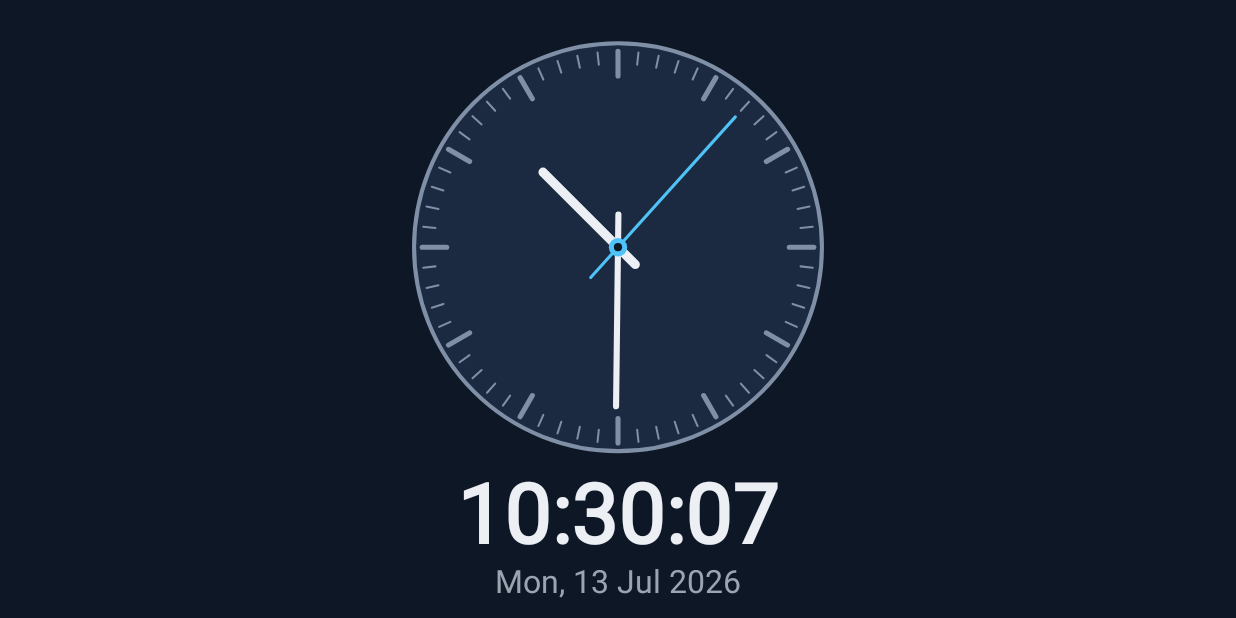
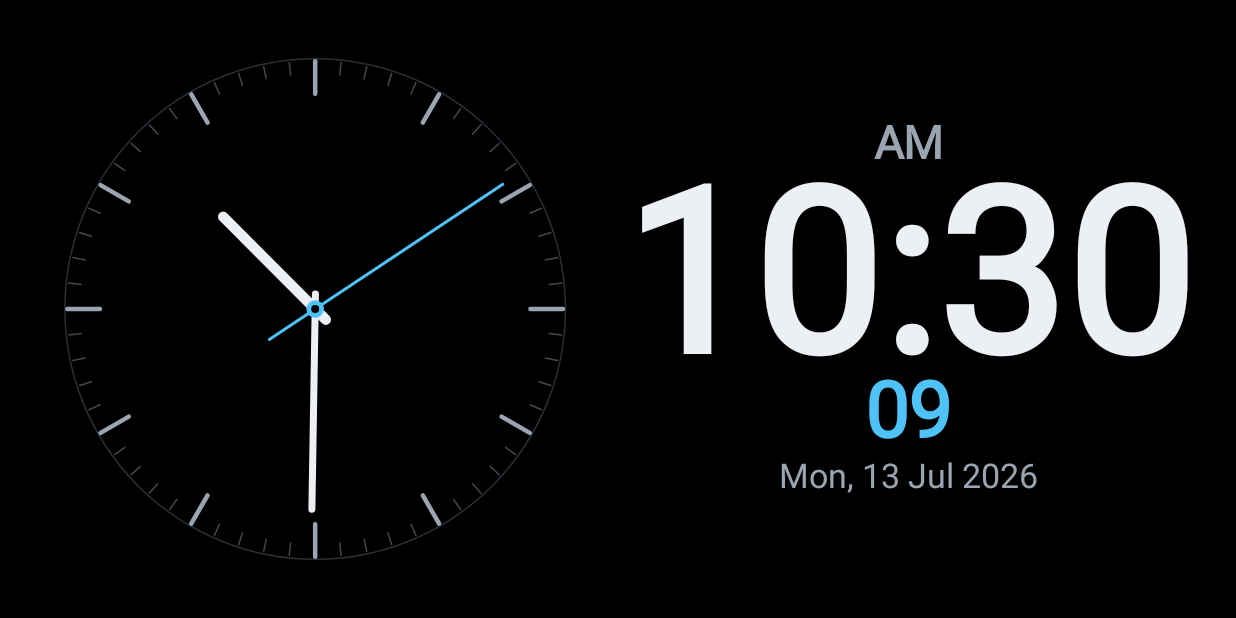
Before and after one commit to BeFeast/tx10-clock, an Android app: the screen it shows after launch (MainActivity), on a phone screen of 824 x 412 dp (held sideways). Run offline under Robolectric (Android 15) with nearby library versions, the light colour scheme and no system bars.

Commit message:
feat: implement accepted analog + digital clock renderer
Replace the placeholder centered face with the accepted geometry: an
elegant minimal analog face on the left and a maximally large digital
time on the right, over pure black.

- ClockRenderer: left analog / right digital layout; minimal face
  (thin ring, hour + faint minute ticks, no filled disk); digital
  block sized to the right band with small AM/PM, a smaller accent
  seconds line, and the compact English date. Second-hand angle uses
  sub-second nanos for a continuous sweep.
- ClockConfig: default to pure black background and 12-hour readout.
- ClockFormat: split the digital time into part accessors
  (hoursMinutes 12/24h, amPm, seconds, date).
- ClockView: drive redraws from Choreographer per frame so the second
  hand sweeps smoothly instead of ticking.
- Tests: cover 12/24-hour boundaries, AM/PM, seconds, date, and the
  Asia/Jerusalem standard/daylight + DST transitions; update the render
  structural checks for the new layout; regenerate the 1280x720 golden.

Refs #3

Maestro-Backend: claude anthropic opus[1m] xhigh (0-end)

```diff
--- a/app/src/main/java/com/befeast/tx10clock/ClockConfig.java
+++ b/app/src/main/java/com/befeast/tx10clock/ClockConfig.java
@@ -61,17 +61,17 @@ public final class ClockConfig {
                 .showSeconds(showSeconds);
     }
 
-    /** Fluent builder; every field defaults to the dark theme. */
+    /** Fluent builder; every field defaults to the elegant pure-black theme. */
     public static final class Builder {
-        private int backgroundColor = 0xFF0E1726; // deep navy
-        private int faceColor = 0xFF1B2A41;       // slate
-        private int tickColor = 0xFF7F8FA6;        // muted steel
+        private int backgroundColor = 0xFF000000; // pure black
+        private int faceColor = 0xFF2A2F37;       // faint steel ring over black
+        private int tickColor = 0xFF9AA5B1;        // muted steel ticks
         private int hourHandColor = 0xFFECEFF4;    // near-white
         private int minuteHandColor = 0xFFECEFF4;  // near-white
         private int secondHandColor = 0xFF4FC3F7;  // cyan accent
         private int digitalColor = 0xFFECEFF4;     // near-white
         private int dateColor = 0xFF9AA5B1;        // soft grey
-        private boolean use24Hour = true;
+        private boolean use24Hour = false;         // 12-hour with small AM/PM
         private boolean showSeconds = true;
 
         public Builder backgroundColor(int v) { this.backgroundColor = v; return this; }
--- a/app/src/main/java/com/befeast/tx10clock/ClockFormat.java
+++ b/app/src/main/java/com/befeast/tx10clock/ClockFormat.java
@@ -8,32 +8,48 @@ import java.util.Locale;
  * Pure text formatting for the digital readout. Extracted from the renderer so
  * the exact strings can be asserted in fast JVM unit tests (the "format" static
  * check) without touching Android graphics.
+ *
+ * <p>The accepted layout splits the digital time into independent pieces so the
+ * renderer can size and colour them separately: a maximally large
+ * {@code hours:minutes} block, a small AM/PM marker, a smaller seconds line, and
+ * an English compact date. Each piece is a pure function of a
+ * {@link ZonedDateTime} (plus the 12/24-hour flag for the main block), which is
+ * what keeps the golden harness deterministic.
  */
 public final class ClockFormat {
 
-    private static final DateTimeFormatter TIME_24H =
-            DateTimeFormatter.ofPattern("HH:mm:ss", Locale.US);
-    private static final DateTimeFormatter TIME_24H_NO_SECONDS =
+    private static final DateTimeFormatter HM_24H =
             DateTimeFormatter.ofPattern("HH:mm", Locale.US);
-    private static final DateTimeFormatter TIME_12H =
-            DateTimeFormatter.ofPattern("hh:mm:ss a", Locale.US);
-    private static final DateTimeFormatter TIME_12H_NO_SECONDS =
-            DateTimeFormatter.ofPattern("hh:mm a", Locale.US);
+    private static final DateTimeFormatter HM_12H =
+            DateTimeFormatter.ofPattern("h:mm", Locale.US);
+    private static final DateTimeFormatter AM_PM =
+            DateTimeFormatter.ofPattern("a", Locale.US);
+    private static final DateTimeFormatter SECONDS =
+            DateTimeFormatter.ofPattern("ss", Locale.US);
     private static final DateTimeFormatter DATE =
             DateTimeFormatter.ofPattern("EEE, d MMM yyyy", Locale.US);
 
     private ClockFormat() {
     }
 
-    /** The digital time string honouring {@code use24Hour}/{@code showSeconds}. */
-    public static String time(ZonedDateTime now, ClockConfig config) {
-        DateTimeFormatter fmt;
-        if (config.use24Hour) {
-            fmt = config.showSeconds ? TIME_24H : TIME_24H_NO_SECONDS;
-        } else {
-            fmt = config.showSeconds ? TIME_12H : TIME_12H_NO_SECONDS;
-        }
-        return now.format(fmt);
+    /**
+     * The large {@code hours:minutes} block. In 12-hour mode the hour has no
+     * leading zero (e.g. {@code "9:07"}, {@code "12:00"}); in 24-hour mode it is
+     * zero-padded (e.g. {@code "00:00"}, {@code "23:59"}). Seconds are never part
+     * of this block &mdash; they live in {@link #seconds(ZonedDateTime)}.
+     */
+    public static String hoursMinutes(ZonedDateTime now, boolean use24Hour) {
+        return now.format(use24Hour ? HM_24H : HM_12H);
+    }
+
+    /** The AM/PM marker for the 12-hour readout, e.g. {@code "AM"} / {@code "PM"}. */
+    public static String amPm(ZonedDateTime now) {
+        return now.format(AM_PM);
+    }
+
+    /** The two-digit seconds shown in the smaller second line, e.g. {@code "05"}. */
+    public static String seconds(ZonedDateTime now) {
+        return now.format(SECONDS);
     }
 
     /** The date line, e.g. {@code "Mon, 13 Jul 2026"}. */
--- a/app/src/main/java/com/befeast/tx10clock/ClockRenderer.java
+++ b/app/src/main/java/com/befeast/tx10clock/ClockRenderer.java
@@ -2,26 +2,37 @@ package com.befeast.tx10clock;
 
 import android.graphics.Canvas;
 import android.graphics.Paint;
+import android.graphics.Rect;
 import android.graphics.Typeface;
 
 import java.time.ZonedDateTime;
+import java.util.ArrayList;
+import java.util.List;
 
 /**
- * Draws the analog + digital clock onto a {@link Canvas}.
+ * Draws the accepted analog + digital clock onto a {@link Canvas}.
  *
- * <p>This class is the production renderer. It is a pure function of
- * ({@link ClockConfig}, size, {@link ZonedDateTime}) &rarr; pixels, holding no
- * mutable frame state beyond reusable {@link Paint} objects. That purity is
- * what lets the golden harness draw it offscreen into a fixed-size
- * {@code ARGB_8888} bitmap and diff the result deterministically.
+ * <p>The layout is the operator-accepted geometry: an elegant, minimal analog
+ * face on the left and a maximally large digital time on the right, all over
+ * pure black. The analog second hand sweeps continuously (its angle uses the
+ * sub-second nanos), while the digital seconds stay visible in a smaller second
+ * line under the large {@code hours:minutes}. The default readout is 12-hour
+ * with a small AM/PM marker and an English compact date.
+ *
+ * <p>This class is a pure function of ({@link ClockConfig}, size,
+ * {@link ZonedDateTime}) &rarr; pixels, holding no mutable frame state beyond
+ * reusable {@link Paint} objects. That purity is what lets the golden harness
+ * draw it offscreen into a fixed-size {@code ARGB_8888} bitmap and diff the
+ * result deterministically.
  */
 public final class ClockRenderer {
 
     private final ClockConfig config;
 
+    private final Paint stroke = new Paint(Paint.ANTI_ALIAS_FLAG);
     private final Paint fill = new Paint(Paint.ANTI_ALIAS_FLAG);
-    private final Paint stroke = new Paint(Paint.ANTI_ALIAS_FLAG);
     private final Paint text = new Paint(Paint.ANTI_ALIAS_FLAG);
+    private final Rect textBounds = new Rect();
 
     public ClockRenderer(ClockConfig config) {
         this.config = config;
@@ -42,34 +53,35 @@ public final class ClockRenderer {
     public void render(Canvas canvas, int width, int height, ZonedDateTime now) {
         canvas.drawColor(config.backgroundColor);
 
-        final float faceRadius = Math.min(width, height) * 0.33f;
-        final float cx = width * 0.5f;
-        final float cy = height * 0.40f;
+        // Analog face: centred in the left band, sized to fill it with margin.
+        final float cx = width * 0.255f;
+        final float cy = height * 0.5f;
+        final float faceRadius = Math.min(width * 0.22f, height * 0.405f);
 
-        drawFace(canvas, cx, cy, faceRadius);
+        drawRing(canvas, cx, cy, faceRadius);
         drawTicks(canvas, cx, cy, faceRadius);
         drawHands(canvas, cx, cy, faceRadius, now);
         drawHub(canvas, cx, cy, faceRadius);
+
+        // Digital readout fills the right band.
         drawDigital(canvas, width, height, now);
     }
 
-    private void drawFace(Canvas canvas, float cx, float cy, float r) {
-        fill.setColor(config.faceColor);
-        fill.setStyle(Paint.Style.FILL);
-        canvas.drawCircle(cx, cy, r, fill);
-
-        stroke.setColor(config.tickColor);
-        stroke.setStrokeWidth(r * 0.02f);
+    /** A barely-there ring gives the minimal face structure without a heavy disk. */
+    private void drawRing(Canvas canvas, float cx, float cy, float r) {
+        stroke.setColor(config.faceColor);
+        stroke.setStrokeWidth(r * 0.006f);
         canvas.drawCircle(cx, cy, r, stroke);
     }
 
     private void drawTicks(Canvas canvas, float cx, float cy, float r) {
-        stroke.setColor(config.tickColor);
+        final float outer = r * 0.99f;
         for (int i = 0; i < 60; i++) {
             final boolean hour = (i % 5) == 0;
-            final float inner = hour ? r * 0.84f : r * 0.90f;
-            final float outer = r * 0.96f;
-            stroke.setStrokeWidth(hour ? r * 0.025f : r * 0.010f);
+            stroke.setColor(config.tickColor);
+            stroke.setAlpha(hour ? 0xFF : 0x70);
+            stroke.setStrokeWidth(hour ? r * 0.018f : r * 0.006f);
+            final float inner = hour ? r * 0.86f : r * 0.94f;
 
             final double a = Math.toRadians(i * 6.0);
             final float sin = (float) Math.sin(a);
@@ -79,29 +91,31 @@ public final class ClockRenderer {
                     cx + sin * outer, cy - cos * outer,
                     stroke);
         }
+        stroke.setAlpha(0xFF);
     }
 
     private void drawHands(Canvas canvas, float cx, float cy, float r, ZonedDateTime now) {
         final int hour = now.getHour() % 12;
         final int minute = now.getMinute();
-        final int second = now.getSecond();
+        // Continuous seconds (integer + nanos) give the second hand a smooth sweep.
+        final double second = now.getSecond() + now.getNano() / 1_000_000_000.0;
 
-        final double hourAngle = Math.toRadians((hour + minute / 60.0) * 30.0);
+        final double hourAngle = Math.toRadians((hour + minute / 60.0 + second / 3600.0) * 30.0);
         final double minuteAngle = Math.toRadians((minute + second / 60.0) * 6.0);
         final double secondAngle = Math.toRadians(second * 6.0);
 
         stroke.setColor(config.hourHandColor);
-        stroke.setStrokeWidth(r * 0.045f);
-        drawHand(canvas, cx, cy, hourAngle, r * 0.52f, r * 0.12f);
+        stroke.setStrokeWidth(r * 0.042f);
+        drawHand(canvas, cx, cy, hourAngle, r * 0.52f, r * 0.06f);
 
         stroke.setColor(config.minuteHandColor);
-        stroke.setStrokeWidth(r * 0.030f);
-        drawHand(canvas, cx, cy, minuteAngle, r * 0.78f, r * 0.16f);
+        stroke.setStrokeWidth(r * 0.028f);
+        drawHand(canvas, cx, cy, minuteAngle, r * 0.80f, r * 0.06f);
 
         if (config.showSeconds) {
             stroke.setColor(config.secondHandColor);
-            stroke.setStrokeWidth(r * 0.015f);
-            drawHand(canvas, cx, cy, secondAngle, r * 0.86f, r * 0.20f);
+            stroke.setStrokeWidth(r * 0.012f);
+            drawHand(canvas, cx, cy, secondAngle, r * 0.90f, r * 0.22f);
         }
     }
 
@@ -119,24 +133,90 @@ public final class ClockRenderer {
     private void drawHub(Canvas canvas, float cx, float cy, float r) {
         fill.setStyle(Paint.Style.FILL);
         fill.setColor(config.secondHandColor);
-        canvas.drawCircle(cx, cy, r * 0.045f, fill);
+        canvas.drawCircle(cx, cy, r * 0.035f, fill);
         fill.setColor(config.backgroundColor);
-        canvas.drawCircle(cx, cy, r * 0.020f, fill);
+        canvas.drawCircle(cx, cy, r * 0.016f, fill);
     }
 
+    /**
+     * The right-hand digital block: a maximally large {@code hours:minutes}
+     * sized to the right band, with a small AM/PM marker above (12-hour only),
+     * the seconds in a smaller line below, and the compact date beneath that.
+     * The whole stack is centred vertically in the frame.
+     */
     private void drawDigital(Canvas canvas, int width, int height, ZonedDateTime now) {
-        final float timeSize = height * 0.135f;
-        final float dateSize = height * 0.052f;
-        final float cx = width * 0.5f;
+        final float panelCx = width * 0.735f;
+        final float availWidth = width * 0.46f;
 
-        text.setColor(config.digitalColor);
-        text.setTextSize(timeSize);
+        // Fit the large time to the available width using the widest reference
+        // ("00:00") so the block never resizes as the digits change.
         text.setFakeBoldText(true);
-        canvas.drawText(ClockFormat.time(now, config), cx, height * 0.88f, text);
+        text.setTextSize(100f);
+        final float refWidth = text.measureText("00:00");
+        final float timeSize = 100f * availWidth / refWidth;
 
-        text.setColor(config.dateColor);
-        text.setTextSize(dateSize);
-        text.setFakeBoldText(false);
-        canvas.drawText(ClockFormat.date(now), cx, height * 0.96f, text);
+        final List<Line> lines = new ArrayList<>(4);
+        if (!config.use24Hour) {
+            lines.add(new Line(ClockFormat.amPm(now), timeSize * 0.20f,
+                    config.dateColor, true));
+        }
+        lines.add(new Line(ClockFormat.hoursMinutes(now, config.use24Hour), timeSize,
+                config.digitalColor, true));
+        if (config.showSeconds) {
+            lines.add(new Line(ClockFormat.seconds(now), timeSize * 0.34f,
+                    config.secondHandColor, true));
+        }
+        lines.add(new Line(ClockFormat.date(now), timeSize * 0.15f,
+                config.dateColor, false));
+
+        drawCenteredStack(canvas, panelCx, height * 0.5f, lines, timeSize * 0.10f);
+    }
+
+    /** Vertically stacks {@code lines}, centred as a block on {@code centerY}. */
+    private void drawCenteredStack(Canvas canvas, float cx, float centerY,
+                                   List<Line> lines, float gap) {
+        float total = 0f;
+        final float[] heights = new float[lines.size()];
+        for (int i = 0; i < lines.size(); i++) {
+            applyLinePaint(lines.get(i));
+            final Line line = lines.get(i);
+            text.getTextBounds(line.text, 0, line.text.length(), textBounds);
+            heights[i] = textBounds.height();
+            total += heights[i];
+            if (i > 0) {
+                total += gap;
+            }
+        }
+
+        float top = centerY - total / 2f;
+        for (int i = 0; i < lines.size(); i++) {
+            final Line line = lines.get(i);
+            applyLinePaint(line);
+            text.getTextBounds(line.text, 0, line.text.length(), textBounds);
+            // textBounds.top is negative (extent above the baseline).
+            canvas.drawText(line.text, cx, top - textBounds.top, text);
+            top += heights[i] + gap;
+        }
+    }
+
+    private void applyLinePaint(Line line) {
+        text.setColor(line.color);
+        text.setTextSize(line.size);
+        text.setFakeBoldText(line.bold);
+    }
+
+    /** One line of the digital stack. */
+    private static final class Line {
+        final String text;
+        final float size;
+        final int color;
+        final boolean bold;
+
+        Line(String text, float size, int color, boolean bold) {
+            this.text = text;
+            this.size = size;
+            this.color = color;
+            this.bold = bold;
+        }
     }
 }
--- a/app/src/main/java/com/befeast/tx10clock/ClockView.java
+++ b/app/src/main/java/com/befeast/tx10clock/ClockView.java
@@ -2,31 +2,36 @@ package com.befeast.tx10clock;
 
 import android.content.Context;
 import android.graphics.Canvas;
-import android.os.Handler;
-import android.os.Looper;
 import android.util.AttributeSet;
+import android.view.Choreographer;
 import android.view.View;
 
 import java.time.ZonedDateTime;
 
 /**
  * The on-screen surface. It delegates all drawing to {@link ClockRenderer} and
- * simply invalidates itself once per second (aligned to the wall-clock second)
- * so the second hand and digital readout stay in step with real time.
+ * redraws once per display frame while visible, driven by {@link Choreographer}
+ * so the analog second hand sweeps smoothly rather than ticking. Each frame the
+ * renderer reads the current instant (including sub-second nanos) from the
+ * injected {@link TimeSource}, so the sweep and the digital readout stay locked
+ * to real time with no accumulating drift.
  */
 public final class ClockView extends View {
 
     private final ClockRenderer renderer;
     private final TimeSource timeSource;
-    private final Handler handler = new Handler(Looper.getMainLooper());
+    private final Choreographer choreographer = Choreographer.getInstance();
 
     private boolean running;
 
-    private final Runnable tick = new Runnable() {
+    private final Choreographer.FrameCallback frameCallback = new Choreographer.FrameCallback() {
         @Override
-        public void run() {
+        public void doFrame(long frameTimeNanos) {
+            if (!running) {
+                return;
+            }
             invalidate();
-            scheduleNextTick();
+            choreographer.postFrameCallback(this);
         }
     };
 
@@ -40,28 +45,19 @@ public final class ClockView extends View {
         this.timeSource = TimeSource.system();
     }
 
-    /** Begin the once-per-second redraw loop. Idempotent. */
+    /** Begin the per-frame redraw loop. Idempotent. */
     public void start() {
         if (running) {
             return;
         }
         running = true;
-        scheduleNextTick();
+        choreographer.postFrameCallback(frameCallback);
     }
 
     /** Stop redrawing (e.g. when the Activity is paused). */
     public void stop() {
         running = false;
-        handler.removeCallbacks(tick);
-    }
-
-    private void scheduleNextTick() {
-        if (!running) {
-            return;
-        }
-        // Fire on the next whole second to keep the ticking crisp.
-        final long delay = 1000L - (System.currentTimeMillis() % 1000L);
-        handler.postDelayed(tick, delay);
+        choreographer.removeFrameCallback(frameCallback);
     }
 
     @Override
```
Also changed, not shown: 4 other files.
